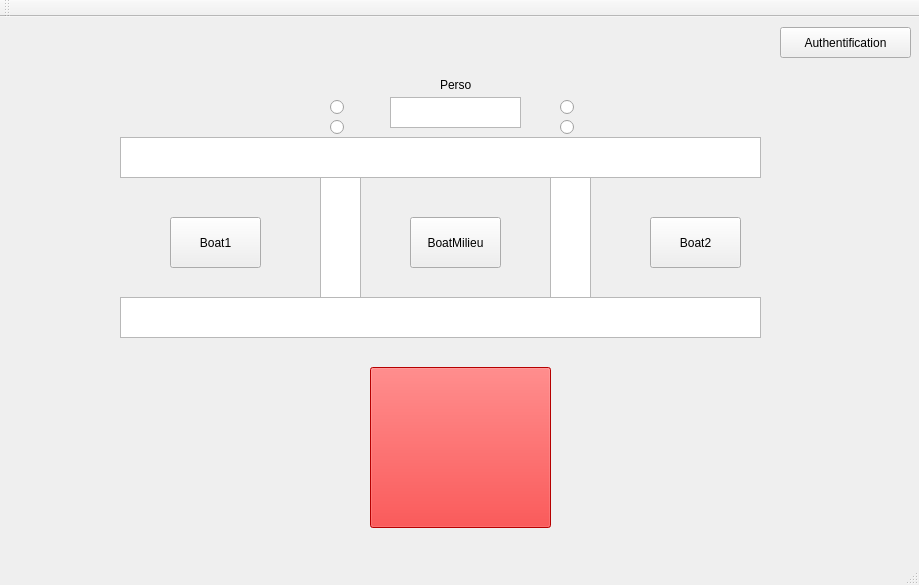
Above: TPNote/Interface_Auto/Interface_Auto/mainwindow.ui from qwendling/TPNote_IHM before the change. Below: the same form after it.
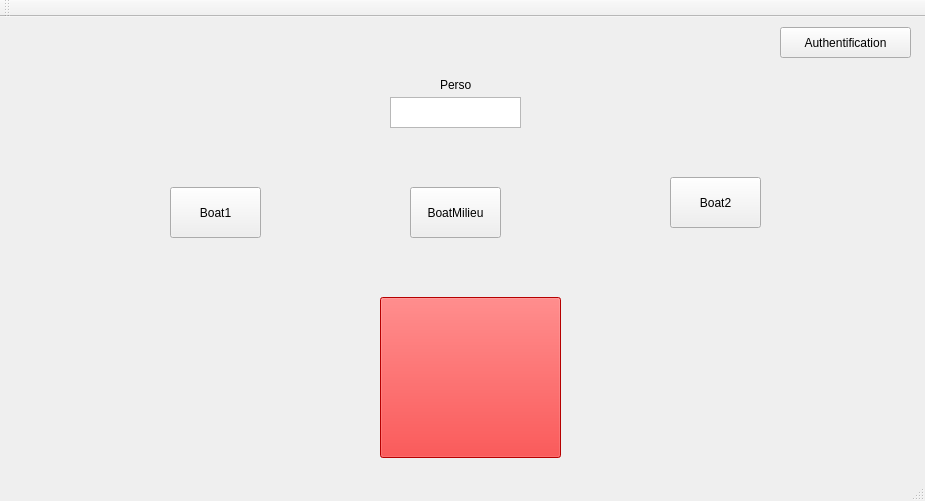
That is the form after the change. Icons and pictures are not drawn.

Commit message: Ajout visuelle bord + porte

```diff
--- a/TPNote/Interface_Auto/Interface_Auto/mainwindow.ui
+++ b/TPNote/Interface_Auto/Interface_Auto/mainwindow.ui
@@ -6,8 +6,8 @@
    <rect>
     <x>0</x>
     <y>0</y>
-    <width>919</width>
-    <height>585</height>
+    <width>925</width>
+    <height>501</height>
    </rect>
   </property>
   <property name="windowTitle">
@@ -20,8 +20,8 @@
    <widget class="QPushButton" name="StopButton">
     <property name="geometry">
      <rect>
-      <x>370</x>
-      <y>350</y>
+      <x>380</x>
+      <y>280</y>
       <width>181</width>
       <height>161</height>
      </rect>
@@ -43,31 +43,11 @@
      </rect>
     </property>
    </widget>
-   <widget class="QGraphicsView" name="Bord1">
-    <property name="geometry">
-     <rect>
-      <x>120</x>
-      <y>120</y>
-      <width>641</width>
-      <height>41</height>
-     </rect>
-    </property>
-   </widget>
-   <widget class="QGraphicsView" name="Bord2">
-    <property name="geometry">
-     <rect>
-      <x>120</x>
-      <y>280</y>
-      <width>641</width>
-      <height>41</height>
-     </rect>
-    </property>
-   </widget>
    <widget class="QPushButton" name="Bateau1">
     <property name="geometry">
      <rect>
       <x>170</x>
-      <y>200</y>
+      <y>170</y>
       <width>91</width>
       <height>51</height>
      </rect>
@@ -76,34 +56,14 @@
      <string>Boat1</string>
     </property>
    </widget>
-   <widget class="QGraphicsView" name="Porte1">
-    <property name="geometry">
-     <rect>
-      <x>320</x>
-      <y>160</y>
-      <width>41</width>
-      <height>121</height>
-     </rect>
-    </property>
-   </widget>
-   <widget class="QGraphicsView" name="Porte2">
-    <property name="geometry">
-     <rect>
-      <x>550</x>
-      <y>160</y>
-      <width>41</width>
-      <height>121</height>
-     </rect>
-    </property>
-   </widget>
    <widget class="QPushButton" name="Bateau2">
     <property name="enabled">
      <bool>true</bool>
     </property>
     <property name="geometry">
      <rect>
-      <x>650</x>
-      <y>200</y>
+      <x>670</x>
+      <y>160</y>
       <width>91</width>
       <height>51</height>
      </rect>
@@ -132,7 +92,7 @@
     <property name="geometry">
      <rect>
       <x>410</x>
-      <y>200</y>
+      <y>170</y>
       <width>91</width>
       <height>51</height>
      </rect>
@@ -157,56 +117,100 @@
      <string>Perso</string>
     </property>
    </widget>
-   <widget class="QRadioButton" name="Vert1">
+   <widget class="QLabel" name="Vert1">
     <property name="geometry">
      <rect>
       <x>330</x>
       <y>80</y>
-      <width>21</width>
-      <height>20</height>
+      <width>31</width>
+      <height>31</height>
      </rect>
     </property>
     <property name="text">
      <string/>
     </property>
    </widget>
-   <widget class="QRadioButton" name="Rouge1">
+   <widget class="QLabel" name="Rouge1">
     <property name="geometry">
      <rect>
       <x>330</x>
-      <y>100</y>
-      <width>21</width>
-      <height>20</height>
+      <y>80</y>
+      <width>31</width>
+      <height>31</height>
      </rect>
     </property>
     <property name="text">
      <string/>
     </property>
    </widget>
-   <widget class="QRadioButton" name="Vert2">
+   <widget class="QLabel" name="Vert2">
     <property name="geometry">
      <rect>
       <x>560</x>
       <y>80</y>
-      <width>21</width>
-      <height>20</height>
+      <width>31</width>
+      <height>31</height>
      </rect>
     </property>
     <property name="text">
      <string/>
     </property>
    </widget>
-   <widget class="QRadioButton" name="Rouge2">
+   <widget class="QLabel" name="Rouge2">
     <property name="geometry">
      <rect>
       <x>560</x>
-      <y>100</y>
-      <width>16</width>
-      <height>20</height>
+      <y>80</y>
+      <width>31</width>
+      <height>31</height>
      </rect>
     </property>
     <property name="text">
      <string/>
+    </property>
+    <property name="pixmap">
+     <pixmap>../../../RessourcesGraph/RedFire.png</pixmap>
+    </property>
+    <property name="scaledContents">
+     <bool>true</bool>
+    </property>
+   </widget>
+   <widget class="QLabel" name="BordBas">
+    <property name="geometry">
+     <rect>
+      <x>180</x>
+      <y>250</y>
+      <width>581</width>
+      <height>41</height>
+     </rect>
+    </property>
+    <property name="text">
+     <string/>
+    </property>
+    <property name="pixmap">
+     <pixmap>../../../RessourcesGraph/BordBas.png</pixmap>
+    </property>
+    <property name="scaledContents">
+     <bool>true</bool>
+    </property>
+   </widget>
+   <widget class="QLabel" name="BordBas_2">
+    <property name="geometry">
+     <rect>
+      <x>180</x>
+      <y>110</y>
+      <width>581</width>
+      <height>41</height>
+     </rect>
+    </property>
+    <property name="text">
+     <string/>
+    </property>
+    <property name="pixmap">
+     <pixmap>../../../RessourcesGraph/BordHaut.png</pixmap>
+    </property>
+    <property name="scaledContents">
+     <bool>true</bool>
     </property>
    </widget>
   </widget>
```
Left out of the diff: 20 changed lines with no effect on the pictures. The commit also changes 4 other files.
